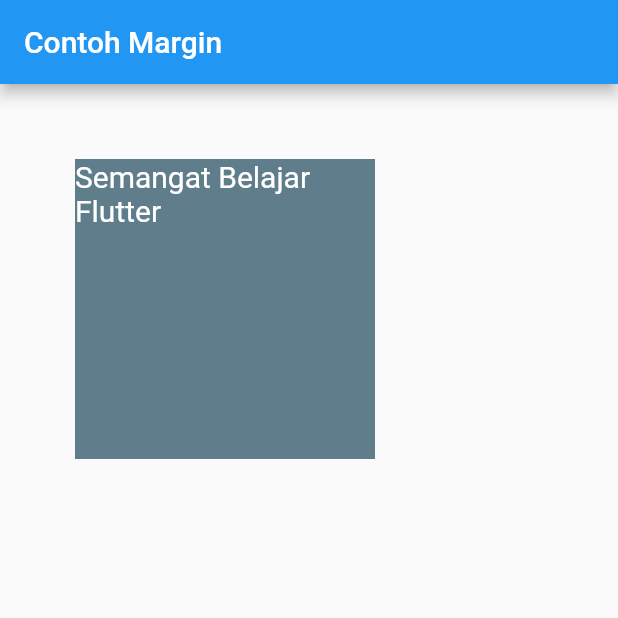
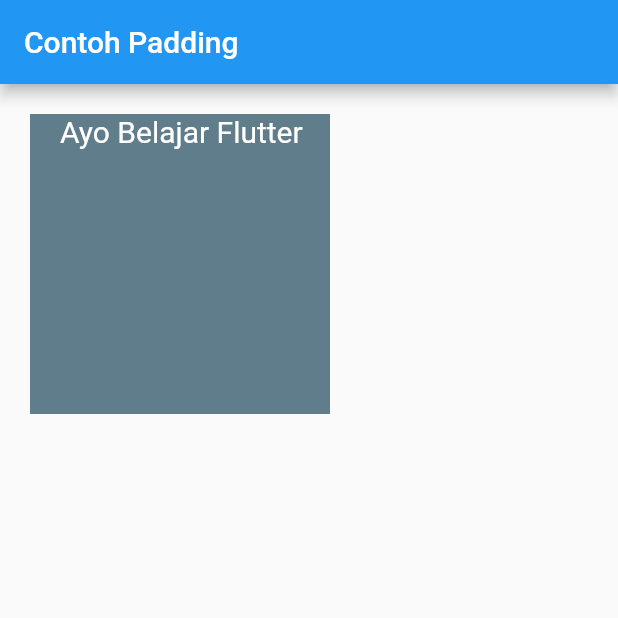
Before and after one commit to polinema-mobile/praktikum-02-layout-web-bola-DianaEstifadah, a Flutter app: the screen it shows after launch, on a phone screen of 412 x 824 dp, the top half of it. Run offline on Flutter 3.47's test engine with Material 2 defaults, Android fonts, the light colour scheme and no system bars.

Commit message:
Pratikum Container Property Padding

```diff
--- a/lib/main.dart
+++ b/lib/main.dart
@@ -2,21 +2,22 @@ import 'package:flutter/material.dart';
 
 void main() => runApp(MyApp());
 
-//Pratikum Container Property Margin
+//Pratikum Container Property Padding
 class MyApp extends StatelessWidget {
   @override
   Widget build(BuildContext context) {
     return MaterialApp(
       home: Scaffold(
-          appBar: AppBar(title: Text("Contoh Margin")),
+          appBar: AppBar(title: Text("Contoh Padding")),
           body: Container(
-              margin: EdgeInsets.all(50),
+              padding: EdgeInsets.only(left: 20),
+              margin: EdgeInsets.all(20),
               height: 200,
               width: 200,
               alignment: Alignment.topLeft,
               color: Colors.blueGrey,
               child: Text(
-                'Semangat Belajar Flutter',
+                'Ayo Belajar Flutter',
                 style: TextStyle(fontSize: 20, color: Colors.white),
               ))),
     );
```
